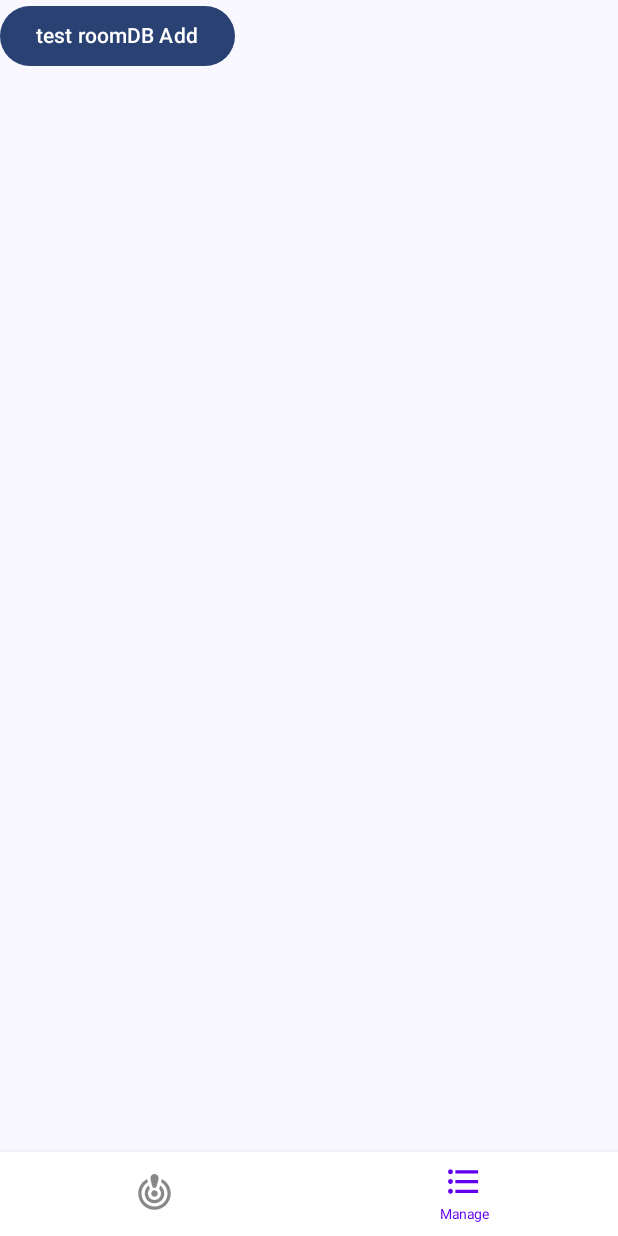
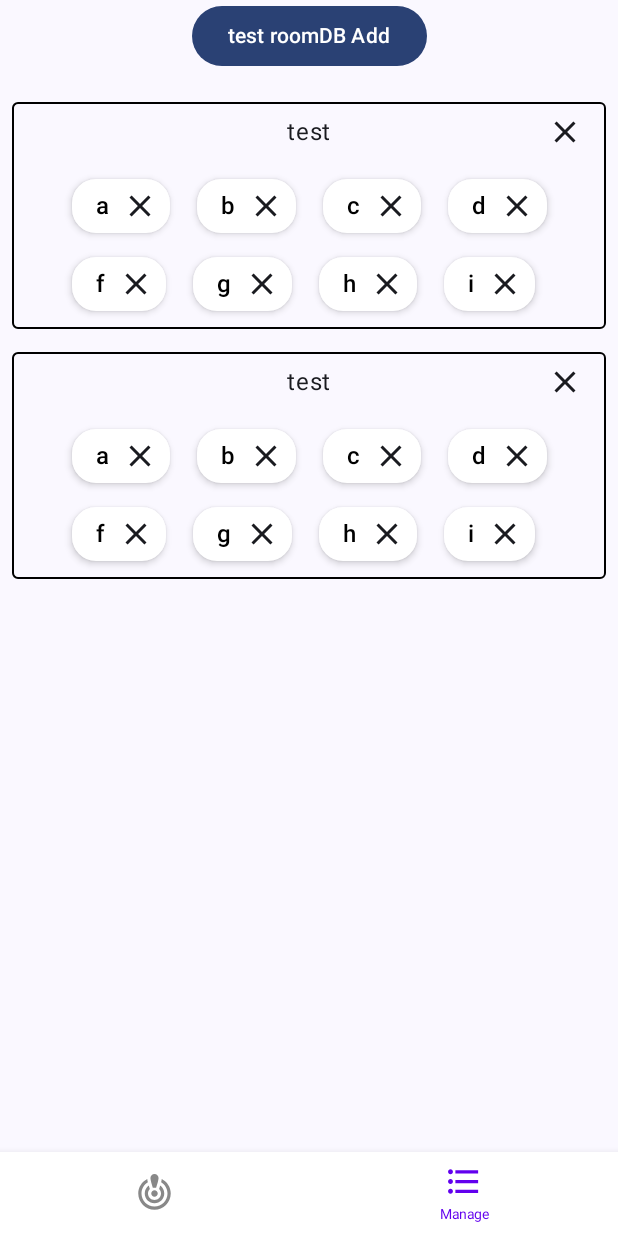
Before and after one commit to ds1mbp5720/RouletteProject, an Android app built with Jetpack Compose: the composable MainScreen shown on its own in the app's theme, item 2 of the bottom bar chosen, on a phone screen of 412 x 824 dp. Run offline under Robolectric (Android 15) with nearby library versions, the phone set to English and light mode, and no system bars; our stand-ins replace Room's generated code, livedata-compose.

Commit message:
룰렛 리스트 수정 추가, id 타입변경, ui 일부 수정
룰렛 리스트 수정 추가, id 타입변경, ui 일부 수정

```diff
--- /dev/null
+++ b/app/src/main/java/com/example/rouletteproject/Utils.kt
@@ -0,0 +1 @@
+package com.example.rouletteproject
--- a/app/src/main/java/com/example/rouletteproject/component/Card.kt
+++ b/app/src/main/java/com/example/rouletteproject/component/Card.kt
@@ -8,6 +8,7 @@ import androidx.compose.foundation.layout.padding
 import androidx.compose.foundation.layout.width
 import androidx.compose.foundation.shape.CornerSize
 import androidx.compose.foundation.shape.RoundedCornerShape
+import androidx.compose.foundation.text.BasicTextField
 import androidx.compose.material.icons.Icons
 import androidx.compose.material.icons.filled.Clear
 import androidx.compose.material3.Card
@@ -27,8 +28,9 @@ import androidx.compose.ui.unit.dp
 @Composable
 fun RouletteCard(
     modifier: Modifier = Modifier,
+    updateEnable: Boolean = false,
     text: String,
-    onDeleteClick: () -> Unit
+    onDeleteClick: (String) -> Unit
 ) {
     Card(
         modifier = modifier
@@ -52,7 +54,7 @@ fun RouletteCard(
             Icon(
                 modifier = Modifier
                     .clickable {
-                        onDeleteClick.invoke()
+                        onDeleteClick.invoke(text)
                     },
                 imageVector = Icons.Filled.Clear,
                 contentDescription = "search_history_delete"
--- a/app/src/main/java/com/example/rouletteproject/component/roulette/RouletteCompose.kt
+++ b/app/src/main/java/com/example/rouletteproject/component/roulette/RouletteCompose.kt
@@ -1,10 +1,12 @@
 package com.example.rouletteproject.component.roulette
 
+import android.util.Log
 import androidx.compose.animation.core.LinearOutSlowInEasing
 import androidx.compose.animation.core.animateFloatAsState
 import androidx.compose.animation.core.tween
 import androidx.compose.foundation.Canvas
 import androidx.compose.foundation.background
+import androidx.compose.foundation.clickable
 import androidx.compose.foundation.layout.Arrangement
 import androidx.compose.foundation.layout.Box
 import androidx.compose.foundation.layout.Column
@@ -49,6 +51,7 @@ import androidx.compose.ui.text.rememberTextMeasurer
 import androidx.compose.ui.text.style.TextAlign
 import androidx.compose.ui.unit.dp
 import androidx.compose.ui.unit.sp
+import com.example.data.entity.RouletteEntity
 import com.example.rouletteproject.MainViewModel
 import com.example.rouletteproject.R
 import com.example.rouletteproject.component.RouletteCard
@@ -73,12 +76,19 @@ fun RouletteScreen(
         horizontalAlignment = Alignment.CenterHorizontally
     ) {
         var resultPosition by remember { mutableIntStateOf(0) }
-
+        var selectRoulette: RouletteEntity? by remember { mutableStateOf(rouletteLists?.get(0)) }  // todo 0 대신 마지막 선택한 index 활용
         // todo add googleAdMob
         Spacer(modifier = Modifier.height(25.dp))
         ResultTextView(
             modifier = Modifier,
-            result =  stringResource(id = R.string.text_result, rouletteList[resultPosition])
+            result = stringResource(
+                id = R.string.text_result,
+                if (selectRoulette != null) {
+                    selectRoulette!!.rouletteData[resultPosition]
+                } else {
+                    "선택한 리스트가 없습니다."
+                }
+            )
         )
         Spacer(modifier = Modifier.height(35.dp))
         BasicRoulette(
@@ -89,17 +99,21 @@ fun RouletteScreen(
             resultPosition = it
         }
         Spacer(modifier = Modifier.height(30.dp))
-        if(rouletteLists?.isNotEmpty() == true) {
+        if (rouletteLists?.isNotEmpty() == true) {
             rouletteLists.forEach { rouletteData ->
-                RouletteListFlow(
-                    rouletteList = rouletteData.rouletteData
-                ) {
+                RouletteCard(
+                    modifier = Modifier
+                        .clickable {
+                            selectRoulette = rouletteData
+                        },
+                    text = rouletteData.title,
+                ) { //todo 해당 부분은 수정 다이얼로그 방식으로 변경하기
 
                 }
             }
         } else {
             Text(
-                text ="저장된 리스트가 없습니다."
+                text = "저장된 리스트가 없습니다."
             )
         }
 
@@ -164,7 +178,7 @@ fun BasicRoulette(
                     shape = CircleShape
                 )
                 .align(Alignment.Center),
-            onClick ={
+            onClick = {
                 rotateIng = true
                 val check: Boolean = rotationValue in Float.MAX_VALUE - 5000f..Float.MAX_VALUE
                 rotationValue = if (check) {
@@ -229,7 +243,7 @@ fun RouletteView(
             }
             // 회전 각도(selectDegree)가 부채꼴 시작과 끝 사이에 있을때 해당 i 값 반환
             if (changeRotate <= selectDegree && changeRotate + sweepAngle >= selectDegree) {
-                if(rotateIng)
+                if (rotateIng)
                     centerPosition.invoke(i)
             }
             // draw roulette text
@@ -298,7 +312,7 @@ fun ResultTextView(
 fun RouletteListFlow(
     modifier: Modifier = Modifier,
     rouletteList: List<String>,
-    onDeleteClick: () -> Unit
+    onDeleteClick: (String) -> Unit
 ) {
     FlowRow(
         modifier = modifier
--- a/app/src/main/java/com/example/rouletteproject/managelist/ManageListCompose.kt
+++ b/app/src/main/java/com/example/rouletteproject/managelist/ManageListCompose.kt
@@ -1,12 +1,32 @@
 package com.example.rouletteproject.managelist
 
-import android.util.Log
+import androidx.compose.foundation.border
+import androidx.compose.foundation.clickable
+import androidx.compose.foundation.layout.Arrangement
+import androidx.compose.foundation.layout.Box
+import androidx.compose.foundation.layout.Column
+import androidx.compose.foundation.layout.ExperimentalLayoutApi
+import androidx.compose.foundation.layout.FlowRow
+import androidx.compose.foundation.layout.Spacer
+import androidx.compose.foundation.layout.fillMaxWidth
+import androidx.compose.foundation.layout.height
+import androidx.compose.foundation.layout.padding
+import androidx.compose.foundation.shape.RoundedCornerShape
+import androidx.compose.material.icons.Icons
+import androidx.compose.material.icons.filled.Clear
 import androidx.compose.material3.Button
+import androidx.compose.material3.Icon
 import androidx.compose.material3.Text
 import androidx.compose.runtime.Composable
 import androidx.compose.runtime.livedata.observeAsState
+import androidx.compose.ui.Alignment
+import androidx.compose.ui.Modifier
+import androidx.compose.ui.graphics.Color
+import androidx.compose.ui.tooling.preview.Preview
+import androidx.compose.ui.unit.dp
 import com.example.data.entity.RouletteEntity
 import com.example.rouletteproject.MainViewModel
+import com.example.rouletteproject.component.RouletteCard
 
 /**
  * 룰렛 내부 리스트 관리 화면
@@ -14,21 +34,116 @@ import com.example.rouletteproject.MainViewModel
  */
 @Composable
 fun ManageListScreen(
-    mainViewModel: MainViewModel,
-    rouletteList: List<String> // todo viewModel로 받아서 flow 감지하기
+    mainViewModel: MainViewModel
 ) {
     val rouletteLists = mainViewModel.rouletteList.observeAsState().value
+    Column(
+        modifier = Modifier
+            .padding(horizontal = 8.dp),
+        verticalArrangement = Arrangement.Center,
+        horizontalAlignment = Alignment.CenterHorizontally
+    ) {
         Button(
             onClick = {
                 mainViewModel.insert(
                     RouletteEntity(
-                    id = (720..1080).random(),
+                        id = System.currentTimeMillis(),
                         title = "test",
                         rouletteData = listOf("a","b","c","d","f","g","h","i")
                     )
                 )
-            Log.e("","mainViewModel 길이 체크 ${rouletteLists?.size}")
             }) {
             Text(text = "test roomDB Add")
         }
+        Spacer(modifier = Modifier.height(20.dp))
+        rouletteLists?.forEach {rouletteData ->
+            RouletteItemBox(
+                title = rouletteData.title,
+                rouletteList = rouletteData.rouletteData,
+                itemDeleteClick = { removeString ->
+                    // 룰렛 구성 string 중 선택한 it 지우는 동작
+                    val updateList = mutableListOf<String>()
+                    updateList.addAll(rouletteData.rouletteData)
+                    updateList.remove(removeString)
+                    mainViewModel.update(
+                        RouletteEntity(
+                            id = rouletteData.id,
+                            title = rouletteData.title,
+                            rouletteData = updateList
+                        )
+                    )
                 }
+            ) {
+                mainViewModel.delete(rouletteData.id)
+            }
+            Spacer(modifier = Modifier.height(15.dp))
+        }
+    }
+
+}
+
+@OptIn(ExperimentalLayoutApi::class)
+@Composable
+fun RouletteItemBox(
+    modifier: Modifier = Modifier,
+    title: String,
+    rouletteList: List<String>,
+    itemDeleteClick: (String) -> Unit,
+    rouletteDeleteClick: () -> Unit
+) {
+    Column(
+        modifier = modifier
+            .fillMaxWidth()
+            .border(width = 1.dp, color = Color.Black, shape = RoundedCornerShape(4.dp))
+            .padding(horizontal = 15.dp, vertical = 8.dp),
+        verticalArrangement = Arrangement.Center,
+        horizontalAlignment = Alignment.CenterHorizontally
+    ) {
+        Box(
+            modifier = Modifier.fillMaxWidth()
+        ) {
+            Text(
+                modifier = Modifier
+                    .align(Alignment.TopCenter),
+                text = title
+            )
+            Icon(
+                modifier = Modifier
+                    .align(Alignment.TopEnd)
+                    .clickable {
+                        rouletteDeleteClick.invoke()
+                    },
+                imageVector = Icons.Filled.Clear,
+                contentDescription = "search_history_delete"
+            )
+        }
+        Spacer(modifier = Modifier.height(15.dp))
+        FlowRow(
+            modifier = modifier
+                .padding(horizontal = 10.dp),
+            horizontalArrangement = Arrangement.spacedBy(10.dp),
+            verticalArrangement = Arrangement.spacedBy(8.dp)
+        ) {
+            repeat(rouletteList.size) { index ->
+                RouletteCard(
+                    updateEnable = true,
+                    text = rouletteList[index],
+                    onDeleteClick = {
+                        itemDeleteClick.invoke(it)
+                    }
+                )
+            }
+        }
+    }
+}
+
+@Preview
+@Composable
+fun PreViewItemBox() {
+    RouletteItemBox(
+        modifier = Modifier,
+        title = "Test Title",
+        rouletteList = listOf("a","b","c","d","f","g","h","i"),
+        itemDeleteClick = { }
+    ) { }
+}
--- a/app/src/main/java/com/example/rouletteproject/navigation/Graph.kt
+++ b/app/src/main/java/com/example/rouletteproject/navigation/Graph.kt
@@ -39,8 +39,7 @@ fun NavigationGraph(
         }
         composable(BottomNavItem.ManageList.screenRoute) {
             ManageListScreen(
-                mainViewModel = mainViewModel,
-                rouletteList = listOf("a","b","c","d","f","g","h","i") // todo viewModel로 변경
+                mainViewModel = mainViewModel
             )
         }
     }
--- a/data/src/main/java/com/example/data/dao/RouletteDao.kt
+++ b/data/src/main/java/com/example/data/dao/RouletteDao.kt
@@ -20,5 +20,5 @@ interface RouletteDao {
     fun update(roulette: RouletteEntity)
 
     @Query("DELETE FROM Roulette WHERE id = :id")
-    fun delete(id: Int)
+    fun delete(id: Long)
 }
--- a/data/src/main/java/com/example/data/entity/RouletteEntity.kt
+++ b/data/src/main/java/com/example/data/entity/RouletteEntity.kt
@@ -6,7 +6,7 @@ import androidx.room.PrimaryKey
 @Entity(tableName = "Roulette")
 data class RouletteEntity(
     @PrimaryKey( autoGenerate = true )
-    val id: Int,
+    val id: Long,
     val title: String,
     val rouletteData: List<String> // 룰렛 요소 list
 )
```
Also changed, not shown: app/src/main/java/com/example/rouletteproject/MainViewModel.kt (+7 -1 lines), data/src/main/java/com/example/data/repository/RouletteRepository.kt (+11 -3 lines). Lines whose indentation alone changed are shown as unchanged.
